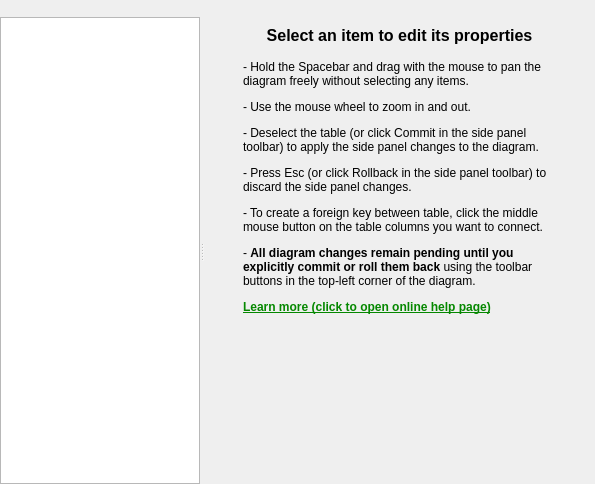
The window that Plugins/ErdEditor/erdwindow.ui (pawelsalawa/sqlitestudio) describes before a commit, drawn with Qt 5.
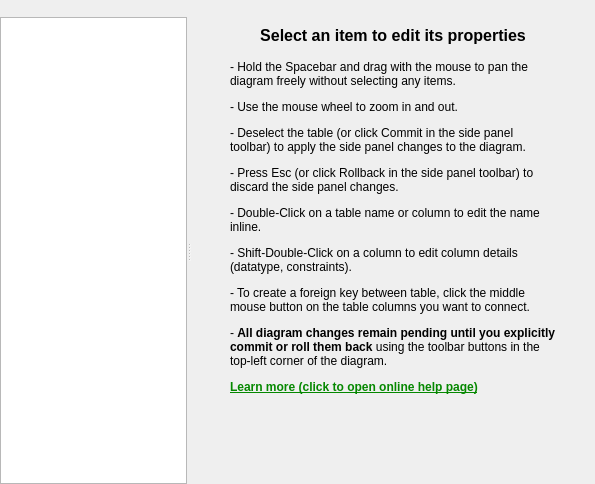
The same window after the commit. Custom widgets are drawn as their Qt base class.

Commit message: Enhanced ERD side panel brief help contents.

```diff
--- a/Plugins/ErdEditor/erdwindow.ui
+++ b/Plugins/ErdEditor/erdwindow.ui
@@ -111,7 +111,7 @@
                    </size>
                   </property>
                   <property name="text">
-                   <string>&lt;html&gt;&lt;head/&gt;&lt;body&gt;&lt;p&gt;- Hold the Spacebar and drag with the mouse to pan the diagram freely without selecting any items.&lt;/p&gt;&lt;p&gt;- Use the mouse wheel to zoom in and out.&lt;/p&gt;&lt;p&gt;- Deselect the table (or click Commit in the side panel toolbar) to apply the side panel changes to the diagram.&lt;/p&gt;&lt;p&gt;- Press Esc (or click Rollback in the side panel toolbar) to discard the side panel changes.&lt;/p&gt;&lt;p&gt;- To create a foreign key between table, click the middle mouse button on the table columns you want to connect.&lt;/p&gt;&lt;p&gt;- &lt;span style=&quot; font-weight:700;&quot;&gt;All diagram changes remain pending until you explicitly commit or roll them back&lt;/span&gt; using the toolbar buttons in the top-left corner of the diagram.&lt;/p&gt;&lt;p&gt;&lt;a href=&quot;https://github.com/pawelsalawa/sqlitestudio/wiki/ERD-plugin-manual#usage&quot;&gt;&lt;span style=&quot; font-weight:700; text-decoration: underline; color:#058800;&quot;&gt;Learn more (click to open online help page)&lt;/span&gt;&lt;/a&gt;&lt;/p&gt;&lt;/body&gt;&lt;/html&gt;</string>
+                   <string>&lt;html&gt;&lt;head/&gt;&lt;body&gt;&lt;p&gt;- Hold the Spacebar and drag with the mouse to pan the diagram freely without selecting any items.&lt;/p&gt;&lt;p&gt;- Use the mouse wheel to zoom in and out.&lt;/p&gt;&lt;p&gt;- Deselect the table (or click Commit in the side panel toolbar) to apply the side panel changes to the diagram.&lt;/p&gt;&lt;p&gt;- Press Esc (or click Rollback in the side panel toolbar) to discard the side panel changes.&lt;/p&gt;&lt;p&gt;- Double-Click on a table name or column to edit the name inline.&lt;/p&gt;&lt;p&gt;- Shift-Double-Click on a column to edit column details (datatype, constraints).&lt;/p&gt;&lt;p&gt;- To create a foreign key between table, click the middle mouse button on the table columns you want to connect.&lt;/p&gt;&lt;p&gt;- &lt;span style=&quot; font-weight:700;&quot;&gt;All diagram changes remain pending until you explicitly commit or roll them back&lt;/span&gt; using the toolbar buttons in the top-left corner of the diagram.&lt;/p&gt;&lt;p&gt;&lt;a href=&quot;https://github.com/pawelsalawa/sqlitestudio/wiki/ERD-plugin-manual#usage&quot;&gt;&lt;span style=&quot; font-weight:700; text-decoration: underline; color:#058800;&quot;&gt;Learn more (click to open online help page)&lt;/span&gt;&lt;/a&gt;&lt;/p&gt;&lt;/body&gt;&lt;/html&gt;</string>
                   </property>
                   <property name="alignment">
                    <set>Qt::AlignmentFlag::AlignLeading|Qt::AlignmentFlag::AlignLeft|Qt::AlignmentFlag::AlignTop</set>
```
